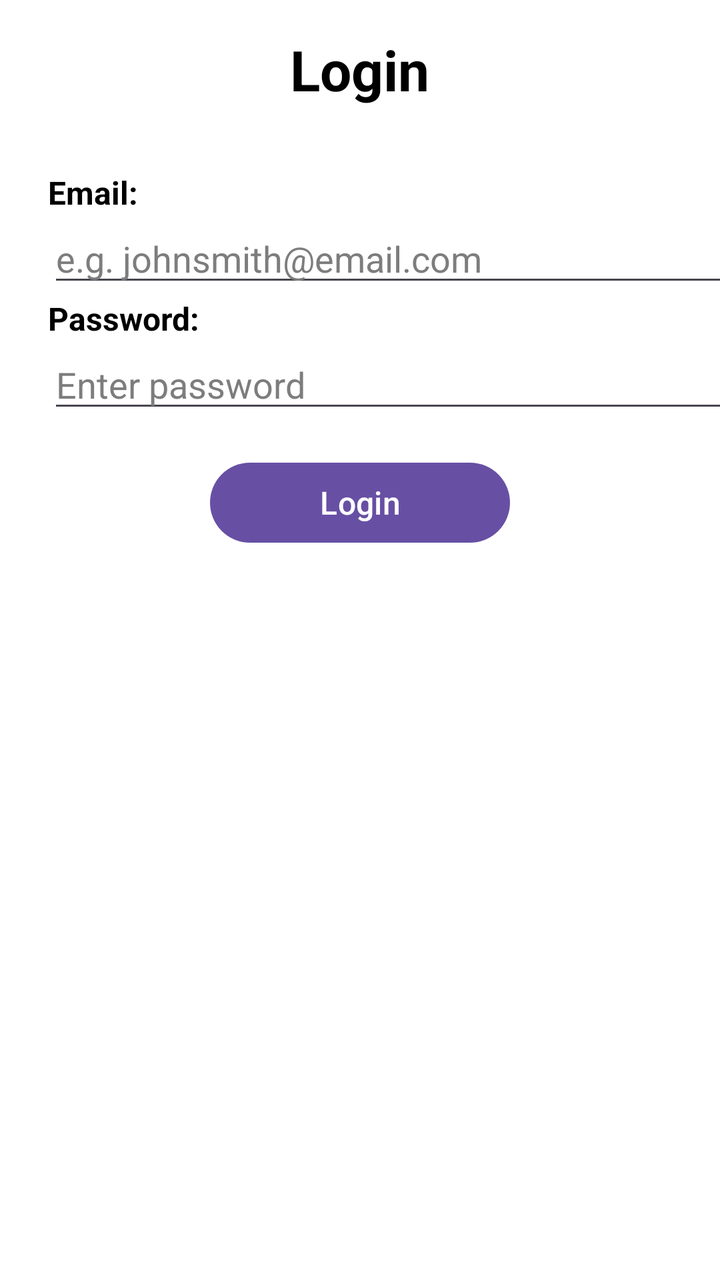
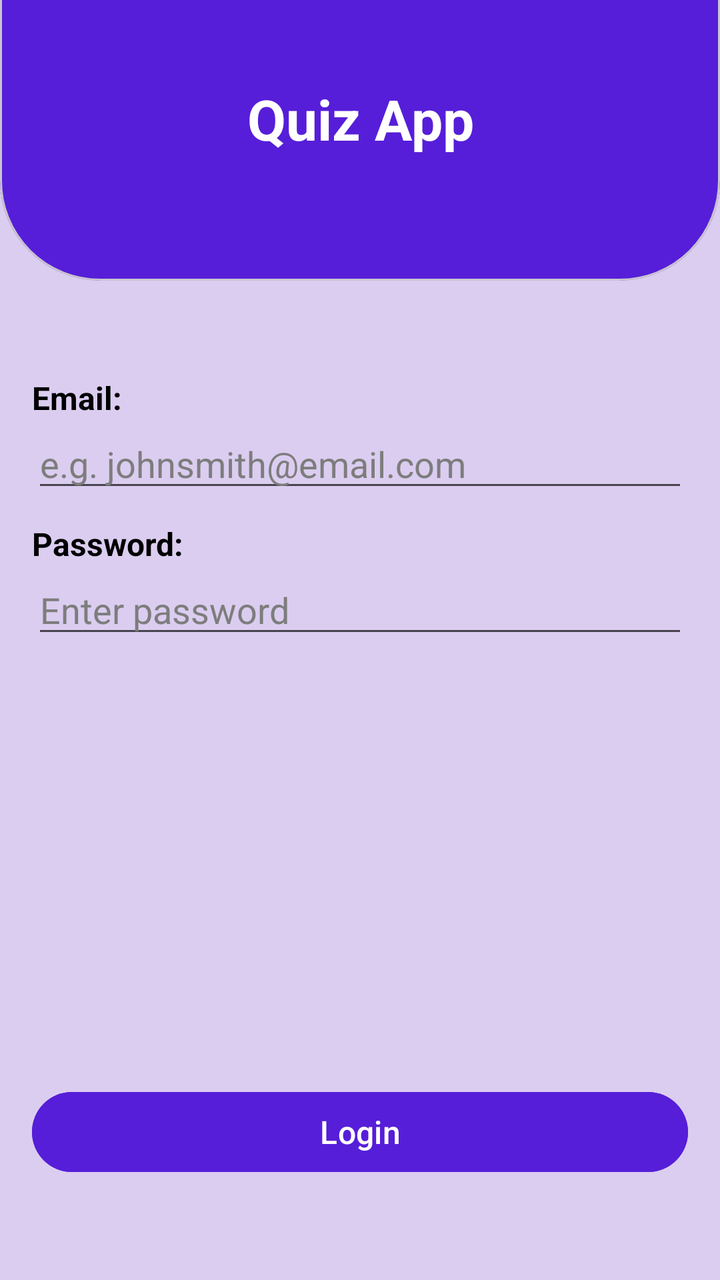

An Android layout rendered at two revisions. The XML below is the earlier revision; the diff shows what the commit changed to produce the second picture.
<!-- AndroidManifest.xml: application theme Theme.Mobile_Ass2_Task2 -->
<!-- res/layout/activity_login.xml -->
<?xml version="1.0" encoding="utf-8"?>
<LinearLayout xmlns:android="http://schemas.android.com/apk/res/android"
    xmlns:app="http://schemas.android.com/apk/res-auto"
    xmlns:tools="http://schemas.android.com/tools"
    android:id="@+id/main"
    android:layout_width="match_parent"
    android:layout_height="match_parent"
    tools:context=".Login"
    android:orientation="vertical"
    android:gravity="center_horizontal"
    android:background="@color/white">

    <TextView
        android:layout_width="wrap_content"
        android:layout_height="wrap_content"
        android:text="Login"
        android:textStyle="bold"
        android:textColor="@color/black"
        android:textSize="28sp"
        android:layout_marginTop="16sp"
        android:layout_marginBottom="32sp"
        />

    <LinearLayout
        android:layout_width="match_parent"
        android:layout_height="wrap_content"
        android:orientation="vertical"
        android:gravity="left"
        android:layout_marginLeft="16sp"
        >

        <TextView
            android:layout_width="wrap_content"
            android:layout_height="wrap_content"
            android:text="Email:"
            android:textSize="16sp"
            android:textStyle="bold"
            android:textColor="@color/black"
            />
        <EditText
            android:id="@+id/etEmailInput"
            android:layout_width="match_parent"
            android:layout_height="wrap_content"
            android:hint="e.g. johnsmith@email.com"
            android:textColorHint="@color/grey"
            android:inputType="textEmailAddress"
            />
        <TextView
            android:layout_width="wrap_content"
            android:layout_height="wrap_content"
            android:text="Password:"
            android:textSize="16sp"
            android:textStyle="bold"
            android:textColor="@color/black"
            />
        <EditText
            android:id="@+id/etPasswordInput"
            android:layout_width="match_parent"
            android:layout_height="wrap_content"
            android:hint="Enter password"
            android:textColorHint="@color/grey"
            android:inputType="textPassword"
            />
    </LinearLayout>
    <Button
        android:id="@+id/btnLogin"
        android:layout_width="wrap_content"
        android:layout_height="wrap_content"
        android:layout_marginHorizontal="50sp"
        android:layout_marginTop="16sp"
        android:minWidth="150sp"
        android:text="Login"
        android:textColor="@color/white"
        android:textSize="16sp"
        />




</LinearLayout>
<!-- resources referenced by this layout -->
<resources>
  <color name="black">#FF000000</color>
  <color name="grey">#7D7D7D</color>
  <color name="white">#FFFFFFFF</color>
  <style name="Theme.Mobile_Ass2_Task2" parent="Base.Theme.Mobile_Ass2_Task2" />
  <style name="Base.Theme.Mobile_Ass2_Task2" parent="Theme.Material3.DayNight.NoActionBar">
          
          
      </style>
</resources>

<!-- the commit's change to res/layout/activity_login.xml (unified diff, before → after) -->
@@ -8,26 +8,38 @@
     tools:context=".Login"
     android:orientation="vertical"
     android:gravity="center_horizontal"
-    android:background="@color/white">
+    android:background="@color/lightPurple">
 
-    <TextView
-        android:layout_width="wrap_content"
-        android:layout_height="wrap_content"
-        android:text="Login"
-        android:textStyle="bold"
-        android:textColor="@color/black"
-        android:textSize="28sp"
-        android:layout_marginTop="16sp"
-        android:layout_marginBottom="32sp"
+    <com.google.android.material.card.MaterialCardView
+        android:layout_width="match_parent"
+        android:layout_height="200sp"
+        android:backgroundTint="@color/Purple"
+        android:layout_marginTop="-60sp"
+        app:cardCornerRadius="50sp"
         />
+
+
+
 
     <LinearLayout
         android:layout_width="match_parent"
         android:layout_height="wrap_content"
         android:orientation="vertical"
         android:gravity="left"
-        android:layout_marginLeft="16sp"
+        android:layout_marginHorizontal="16sp"
+        android:layout_marginTop="-130sp"
         >
+        <TextView
+            android:layout_width="match_parent"
+            android:layout_height="wrap_content"
+            android:text="Quiz App"
+            android:textStyle="bold"
+            android:textColor="@color/white"
+            android:textSize="28sp"
+            android:layout_marginTop="30sp"
+            android:layout_marginBottom="60sp"
+            android:textAlignment="center"
+            />
 
         <TextView
             android:layout_width="wrap_content"
@@ -36,6 +48,7 @@
             android:textSize="16sp"
             android:textStyle="bold"
             android:textColor="@color/black"
+            android:layout_marginTop="50sp"
             />
         <EditText
             android:id="@+id/etEmailInput"
@@ -52,6 +65,7 @@
             android:textSize="16sp"
             android:textStyle="bold"
             android:textColor="@color/black"
+            android:layout_marginTop="10sp"
             />
         <EditText
             android:id="@+id/etPasswordInput"
@@ -62,16 +76,23 @@
             android:inputType="textPassword"
             />
     </LinearLayout>
+    <Space
+        android:layout_width="match_parent"
+        android:layout_height="0dp"
+        android:layout_weight="1"
+        ></Space>
     <Button
         android:id="@+id/btnLogin"
-        android:layout_width="wrap_content"
+        android:layout_width="match_parent"
         android:layout_height="wrap_content"
-        android:layout_marginHorizontal="50sp"
+        android:layout_marginHorizontal="16sp"
         android:layout_marginTop="16sp"
+        android:layout_marginBottom="50sp"
         android:minWidth="150sp"
         android:text="Login"
         android:textColor="@color/white"
         android:textSize="16sp"
+        android:backgroundTint="@color/Purple"
         />
 
 
<!-- resource entries referenced after the edit -->
@@ -1,7 +1,9 @@
 <!-- resources referenced by this layout -->
 <resources>
+  <color name="Purple">#561ed8</color>
   <color name="black">#FF000000</color>
   <color name="grey">#7D7D7D</color>
+  <color name="lightPurple">#DBCDF0</color>
   <color name="white">#FFFFFFFF</color>
   <style name="Theme.Mobile_Ass2_Task2" parent="Base.Theme.Mobile_Ass2_Task2" />
   <style name="Base.Theme.Mobile_Ass2_Task2" parent="Theme.Material3.DayNight.NoActionBar">
